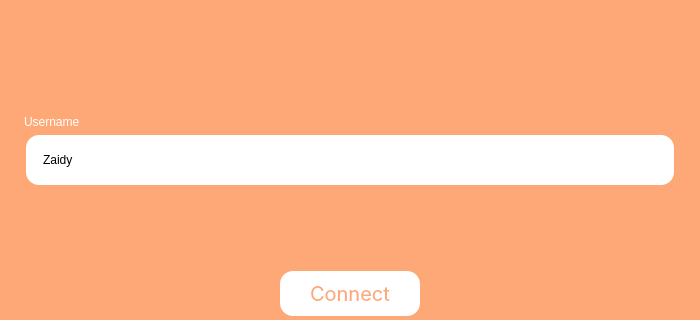
ZaidArshad/Multiplayer-Jeopardy, file ui/login.ui: the form before one commit; both pictures show x 0 to 700 and y 148 to 468 of the 700 by 600 pixel window.
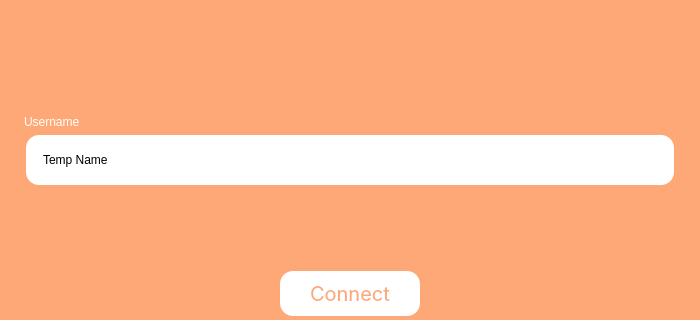
The form after the commit.

Patch:
```diff
--- a/ui/login.ui
+++ b/ui/login.ui
@@ -164,7 +164,10 @@
 }</string>
        </property>
        <property name="text">
-        <string>Zaidy</string>
+        <string>Temp Name</string>
+       </property>
+       <property name="clearButtonEnabled">
+        <bool>false</bool>
        </property>
       </widget>
      </item>
```
